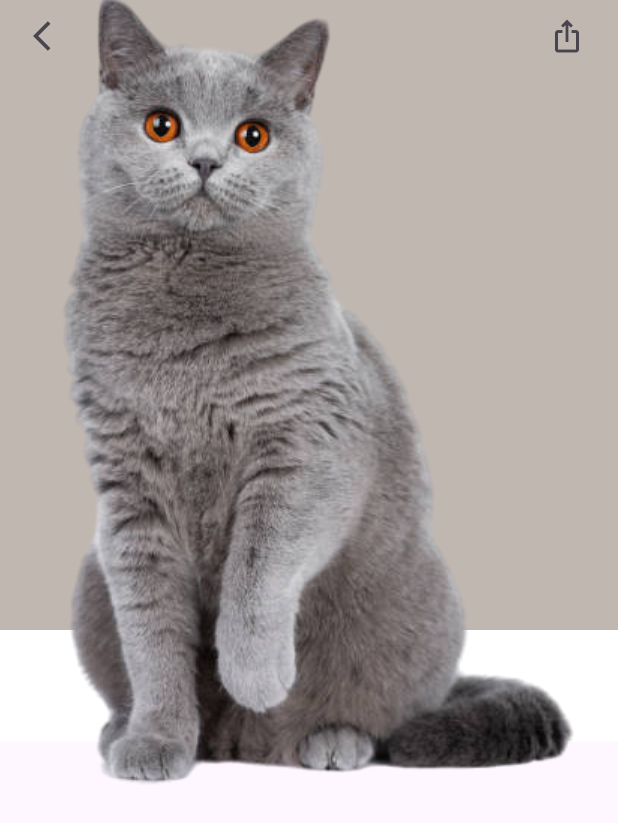
After one commit to muhammed-suhaid/Petadopt, a Flutter app: the screen it shows after launch, after a tap on "Mono LaMi", on a phone screen of 412 x 824 dp. The commit adds this screen. Shown: the top 823 px of the screen. Run offline on Flutter 3.47's test engine with Material 3 defaults, Android fonts, the phone set to English and light mode, and no system bars.

Commit message:
created a pet details screen and addded the image of the pet

```diff
--- a/lib/components/my_card.dart
+++ b/lib/components/my_card.dart
@@ -1,6 +1,7 @@
 import 'package:flutter/material.dart';
 import 'package:petadopt/datas/pets_data.dart';
 import 'package:petadopt/models/pets_model.dart';
+import 'package:petadopt/screens/pet_details_screen.dart';
 
 class MyCard extends StatefulWidget {
   const MyCard({super.key});
@@ -20,7 +21,15 @@ class _MyCardState extends State<MyCard> {
       itemCount: catList.length,
       itemBuilder: (context, index) {
         PetsModel cat = catList[index];
-        return Stack(
+        return InkWell(
+          onTap: () {
+            Navigator.push(context, MaterialPageRoute(
+              builder: (context) {
+                return PetDetailsScreen(pet: cat);
+              },
+            ));
+          },
+          child: Stack(
             children: [
               Container(
                 width: double.infinity,
@@ -118,6 +127,7 @@ class _MyCardState extends State<MyCard> {
                 child: Image.asset(cat.image),
               ),
             ],
+          ),
         );
       },
     );
--- /dev/null
+++ b/lib/screens/pet_details_screen.dart
@@ -0,0 +1,72 @@
+import 'package:flutter/material.dart';
+import 'package:petadopt/models/pets_model.dart';
+
+class PetDetailsScreen extends StatelessWidget {
+  const PetDetailsScreen({super.key, required this.pet});
+
+  final PetsModel pet;
+
+  @override
+  Widget build(BuildContext context) {
+    final size = MediaQuery.of(context).size;
+    return Scaffold(
+      body: Column(
+        children: [
+          Stack(
+            children: [
+              Container(
+                width: double.infinity,
+                height: size.height * 0.6,
+                decoration: BoxDecoration(
+                  color: pet.color,
+                  gradient: LinearGradient(
+                    colors: [
+                      pet.color,
+                      Colors.white,
+                    ],
+                    begin: Alignment.topCenter,
+                    end: Alignment.bottomCenter,
+                    stops: const [0.85, 0.2],
+                  ),
+                ),
+              ),
+              SafeArea(
+                child: Container(
+                  alignment: Alignment.center,
+                  child: Image.asset(
+                    pet.image,
+                    fit: BoxFit.cover,
+                  ),
+                ),
+              ),
+              SafeArea(
+                child: Padding(
+                  padding: const EdgeInsets.symmetric(horizontal: 10),
+                  child: Row(
+                    mainAxisAlignment: MainAxisAlignment.spaceBetween,
+                    children: [
+                      IconButton(
+                        onPressed: () {
+                          Navigator.pop(context);
+                        },
+                        icon: const Icon(
+                          Icons.arrow_back_ios,
+                        ),
+                      ),
+                      IconButton(
+                        onPressed: () {},
+                        icon: const Icon(
+                          Icons.ios_share_outlined,
+                        ),
+                      ),
+                    ],
+                  ),
+                ),
+              ),
+            ],
+          ),
+        ],
+      ),
+    );
+  }
+}
```
Lines whose indentation alone changed are shown as unchanged.
